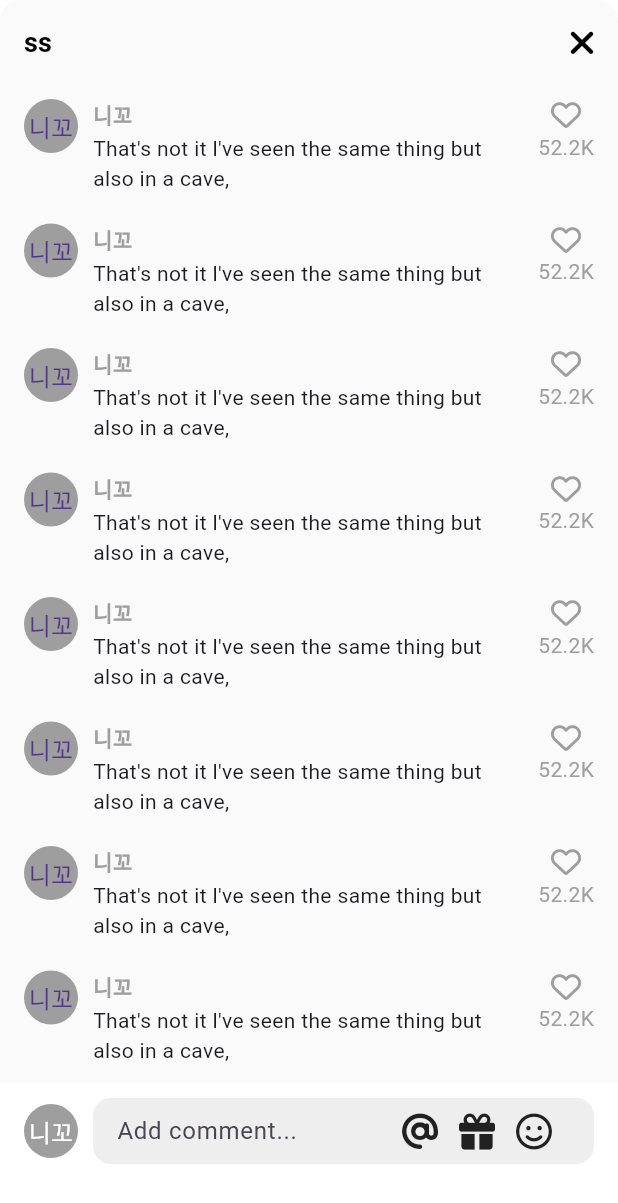
After one commit to hyejj19/tiktok_clone, a Flutter app: the VideoComments screen opened directly, on a phone screen of 412 x 824 dp. The commit adds this screen. Shown: the top 1203 px of the screen. Run offline on Flutter 3.47's test engine with Material 3 defaults, Android fonts, the phone set to English and light mode, and no system bars; our stand-ins replace camera, font_awesome_flutter, go_router, permission_handler, video_player, visibility_detector; network calls fail.

Commit message:
#20.6 Inherited Widget

```diff
--- a/lib/common/widgets/main_navigation/main_navigation_screen.dart
+++ b/lib/common/widgets/main_navigation/main_navigation_screen.dart
@@ -4,6 +4,7 @@ import 'package:go_router/go_router.dart';
 import 'package:tiktok_code_challenge01/features/discover/discover_screen.dart';
 import 'package:tiktok_code_challenge01/features/inbox/inbox_screen.dart';
 import 'package:tiktok_code_challenge01/features/users/user_profile_screen.dart';
+import 'package:tiktok_code_challenge01/features/videos/video_timeline_screen.dart';
 import 'package:tiktok_code_challenge01/widgets/nav_tab.dart';
 
 class MainNavigationScreen extends StatefulWidget {
@@ -48,7 +49,7 @@ class _MainNavigationScreenState extends State<MainNavigationScreen> {
           Offstage(
             offstage: _selectedIndex != 0,
             child: Scaffold(
-              body: Center(child: Text('home screen')),
+              body: VideoTimelineScreen(),
             ),
           ),
           Offstage(
--- /dev/null
+++ b/lib/common/widgets/video_configuration/video_config.dart
@@ -0,0 +1,16 @@
+import 'package:flutter/cupertino.dart';
+
+class VideoConfig extends InheritedWidget {
+  const VideoConfig({super.key, required super.child});
+
+  final bool autoMute = false;
+
+  static VideoConfig of(BuildContext context) {
+    return context.dependOnInheritedWidgetOfExactType<VideoConfig>()!;
+  }
+
+  @override
+  bool updateShouldNotify(covariant InheritedWidget oldWidget) {
+    return true;
+  }
+}
--- /dev/null
+++ b/lib/features/videos/widgets/video_comments.dart
@@ -0,0 +1,211 @@
+import 'package:flutter/material.dart';
+import 'package:font_awesome_flutter/font_awesome_flutter.dart';
+import 'package:tiktok_code_challenge01/constants/gaps.dart';
+import 'package:tiktok_code_challenge01/constants/sizes.dart';
+
+class VideoComments extends StatefulWidget {
+  const VideoComments({super.key});
+
+  @override
+  State<VideoComments> createState() => _VideoCommentsState();
+}
+
+class _VideoCommentsState extends State<VideoComments> {
+  bool _isWriting = false;
+
+  final ScrollController _scrollController = ScrollController();
+
+  void _onClosePressed() {
+    Navigator.of(context).pop();
+  }
+
+  void _stopWriting() {
+    FocusScope.of(context).unfocus();
+    setState(() {
+      _isWriting = false;
+    });
+  }
+
+  void _onStartWriting() {
+    setState(() {
+      _isWriting = true;
+    });
+  }
+
+  @override
+  Widget build(BuildContext context) {
+    final size = MediaQuery.of(context).size;
+    return Container(
+      height: size.height * 0.75,
+      clipBehavior: Clip.hardEdge,
+      decoration: BoxDecoration(
+        borderRadius: BorderRadius.circular(Sizes.size14),
+      ),
+      child: Scaffold(
+        backgroundColor: Colors.grey.shade50,
+        appBar: AppBar(
+          backgroundColor: Colors.grey.shade50,
+          automaticallyImplyLeading: false,
+          title: Text('ss'),
+          actions: [
+            IconButton(
+              onPressed: _onClosePressed,
+              icon: const FaIcon(FontAwesomeIcons.xmark),
+            ),
+          ],
+        ),
+        body: GestureDetector(
+          onTap: _stopWriting,
+          child: Stack(
+            children: [
+              Scrollbar(
+                controller: _scrollController,
+                child: ListView.separated(
+                  controller: _scrollController,
+                  padding: const EdgeInsets.only(
+                    top: Sizes.size10,
+                    bottom: Sizes.size96 + Sizes.size20,
+                    left: Sizes.size16,
+                    right: Sizes.size16,
+                  ),
+                  separatorBuilder: (context, index) => Gaps.v20,
+                  itemCount: 10,
+                  itemBuilder: (context, index) => Row(
+                    crossAxisAlignment: CrossAxisAlignment.start,
+                    children: [
+                      CircleAvatar(
+                        radius: 18,
+                        backgroundColor: Colors.grey.shade500,
+                        child: const Text("니꼬"),
+                      ),
+                      Gaps.h10,
+                      Expanded(
+                        child: Column(
+                          crossAxisAlignment: CrossAxisAlignment.start,
+                          children: [
+                            Text(
+                              '니꼬',
+                              style: TextStyle(
+                                  fontWeight: FontWeight.bold,
+                                  fontSize: Sizes.size14,
+                                  color: Colors.grey.shade500),
+                            ),
+                            Gaps.v3,
+                            const Text(
+                                "That's not it l've seen the same thing but also in a cave,")
+                          ],
+                        ),
+                      ),
+                      Gaps.h10,
+                      Column(
+                        children: [
+                          FaIcon(
+                            FontAwesomeIcons.heart,
+                            size: Sizes.size20,
+                            color: Colors.grey.shade500,
+                          ),
+                          Gaps.v2,
+                          Text(
+                            '52.2K',
+                            style: TextStyle(
+                              color: Colors.grey.shade500,
+                            ),
+                          ),
+                        ],
+                      ),
+                    ],
+                  ),
+                ),
+              ),
+              Positioned(
+                bottom: 0,
+                width: size.width,
+                child: Container(
+                  color: Theme.of(context).scaffoldBackgroundColor,
+                  child: Padding(
+                    padding: const EdgeInsets.only(
+                      left: Sizes.size16,
+                      right: Sizes.size16,
+                      top: Sizes.size10,
+                      bottom: Sizes.size48,
+                    ),
+                    child: Row(
+                      children: [
+                        CircleAvatar(
+                          radius: 18,
+                          backgroundColor: Colors.grey.shade500,
+                          foregroundColor: Colors.white,
+                          child: const Text("니꼬"),
+                        ),
+                        Gaps.h10,
+                        Expanded(
+                          child: SizedBox(
+                            height: Sizes.size44,
+                            child: TextField(
+                              onTap: _onStartWriting,
+                              expands: true,
+                              minLines: null,
+                              maxLines: null,
+                              textInputAction: TextInputAction.newline,
+                              cursorColor: Theme.of(context).primaryColor,
+                              decoration: InputDecoration(
+                                  hintText: "Add comment...",
+                                  border: OutlineInputBorder(
+                                    borderRadius: BorderRadius.circular(
+                                      Sizes.size12,
+                                    ),
+                                    borderSide: BorderSide.none,
+                                  ),
+                                  filled: true,
+                                  fillColor: Colors.grey.shade200,
+                                  contentPadding: const EdgeInsets.symmetric(
+                                    horizontal: Sizes.size12,
+                                  ),
+                                  suffixIcon: Padding(
+                                    padding: const EdgeInsets.only(
+                                        right: Sizes.size14),
+                                    child: Row(
+                                      mainAxisSize: MainAxisSize.min,
+                                      children: [
+                                        FaIcon(
+                                          FontAwesomeIcons.at,
+                                          color: Colors.grey.shade900,
+                                        ),
+                                        Gaps.h14,
+                                        FaIcon(
+                                          FontAwesomeIcons.gift,
+                                          color: Colors.grey.shade900,
+                                        ),
+                                        Gaps.h14,
+                                        FaIcon(
+                                          FontAwesomeIcons.faceSmile,
+                                          color: Colors.grey.shade900,
+                                        ),
+                                        Gaps.h14,
+                                        if (_isWriting)
+                                          GestureDetector(
+                                            onTap: _stopWriting,
+                                            child: FaIcon(
+                                              FontAwesomeIcons.circleArrowUp,
+                                              color: Theme.of(context)
+                                                  .primaryColor,
+                                            ),
+                                          ),
+                                      ],
+                                    ),
+                                  )),
+                            ),
+                          ),
+                        )
+                      ],
+                    ),
+                  ),
+                ),
+              )
+            ],
+          ),
+        ),
+      ),
+    );
+  }
+}
--- a/lib/main.dart
+++ b/lib/main.dart
@@ -1,4 +1,5 @@
 import 'package:flutter/material.dart';
+import 'package:tiktok_code_challenge01/common/widgets/video_configuration/video_config.dart';
 import 'package:tiktok_code_challenge01/constants/sizes.dart';
 import 'package:tiktok_code_challenge01/route.dart';
 
@@ -11,7 +12,8 @@ class TikTokApp extends StatelessWidget {
 
   @override
   Widget build(BuildContext context) {
-    return MaterialApp.router(
+    return VideoConfig(
+      child: MaterialApp.router(
         routerConfig: router,
         title: 'TikTok Clone',
         theme: ThemeData(
@@ -32,6 +34,7 @@ class TikTokApp extends StatelessWidget {
             textSelectionTheme: TextSelectionThemeData(
               cursorColor: const Color(0xFFE9435A),
             )),
+      ),
     );
   }
 }
--- a/pubspec.yaml
+++ b/pubspec.yaml
@@ -40,6 +40,7 @@ dependencies:
   camera: ^0.11.1
   permission_handler: ^10.2.0
   video_player: ^2.9.3
+  visibility_detector: ^0.4.0+2
 
 dev_dependencies:
   flutter_test:
@@ -65,6 +66,7 @@ flutter:
   # To add assets to your application, add an assets section, like this:
   assets:
     - assets/images/placeholder.jpg
+    - assets/videos/video.mp4
 
   # An image asset can refer to one or more resolution-specific "variants", see
   # https://flutter.dev/to/resolution-aware-images
```
Also changed, not shown: lib/features/videos/video_timeline_screen.dart (added, +70 -0 lines), lib/features/videos/widgets/video_button.dart (added, +36 -0 lines), lib/features/videos/widgets/video_post.dart (added, +237 -0 lines), 3 other files. Lines whose indentation alone changed are shown as unchanged.
